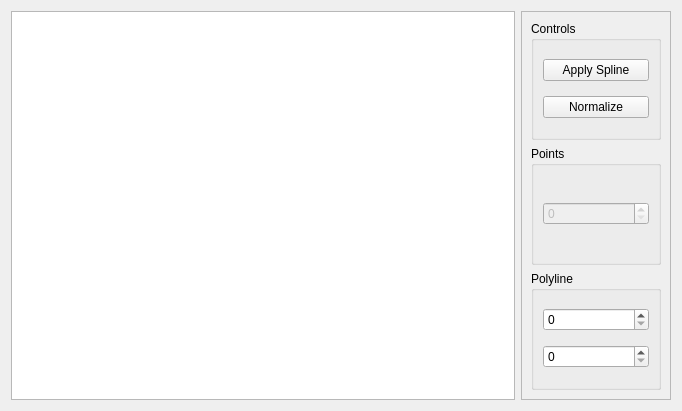
This is lib/editor/editor.ui in BigCubeCat/icg_wireframe as Qt 5 draws it before an edit. The edited form follows.
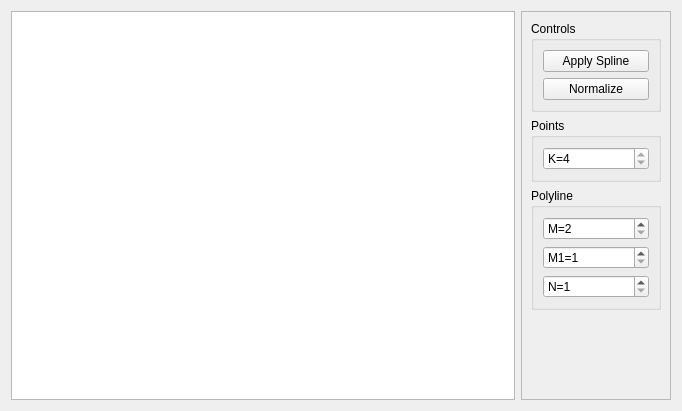
This is the edited form. Icons and pictures are not drawn.

Commit message: fix(editor): исправил редактор

What changed in the file:
```diff
--- a/lib/editor/editor.ui
+++ b/lib/editor/editor.ui
@@ -45,8 +45,8 @@
        <rect>
         <x>0</x>
         <y>0</y>
-        <width>150</width>
-        <height>399</height>
+        <width>158</width>
+        <height>395</height>
        </rect>
       </property>
       <property name="minimumSize">
@@ -58,6 +58,12 @@
       <layout class="QVBoxLayout" name="verticalLayout">
        <item>
         <widget class="QGroupBox" name="groupControls">
+         <property name="sizePolicy">
+          <sizepolicy hsizetype="Preferred" vsizetype="Maximum">
+           <horstretch>0</horstretch>
+           <verstretch>0</verstretch>
+          </sizepolicy>
+         </property>
          <property name="title">
           <string>Controls</string>
          </property>
@@ -91,15 +97,45 @@
        </item>
        <item>
         <widget class="QGroupBox" name="groupPoints">
+         <property name="sizePolicy">
+          <sizepolicy hsizetype="Preferred" vsizetype="Maximum">
+           <horstretch>0</horstretch>
+           <verstretch>0</verstretch>
+          </sizepolicy>
+         </property>
          <property name="title">
           <string>Points</string>
          </property>
          <layout class="QVBoxLayout" name="verticalLayout_4">
           <item>
-           <widget class="QSpinBox" name="spinBox">
-            <property name="enabled">
+           <widget class="QSpinBox" name="kSpinBox">
+            <property name="sizePolicy">
+             <sizepolicy hsizetype="Expanding" vsizetype="Fixed">
+              <horstretch>0</horstretch>
+              <verstretch>0</verstretch>
+             </sizepolicy>
+            </property>
+            <property name="wrapping">
              <bool>false</bool>
             </property>
+            <property name="frame">
+             <bool>true</bool>
+            </property>
+            <property name="alignment">
+             <set>Qt::AlignmentFlag::AlignLeading|Qt::AlignmentFlag::AlignLeft|Qt::AlignmentFlag::AlignVCenter</set>
+            </property>
+            <property name="readOnly">
+             <bool>true</bool>
+            </property>
+            <property name="prefix">
+             <string>K=</string>
+            </property>
+            <property name="minimum">
+             <number>4</number>
+            </property>
+            <property name="maximum">
+             <number>1000</number>
+            </property>
            </widget>
           </item>
          </layout>
@@ -107,27 +143,104 @@
        </item>
        <item>
         <widget class="QGroupBox" name="groupPolyline">
+         <property name="sizePolicy">
+          <sizepolicy hsizetype="Preferred" vsizetype="Maximum">
+           <horstretch>0</horstretch>
+           <verstretch>0</verstretch>
+          </sizepolicy>
+         </property>
          <property name="title">
           <string>Polyline</string>
          </property>
          <layout class="QVBoxLayout" name="verticalLayout_3">
           <item>
            <widget class="QSpinBox" name="mSpinBox">
+            <property name="sizePolicy">
+             <sizepolicy hsizetype="Expanding" vsizetype="Fixed">
+              <horstretch>0</horstretch>
+              <verstretch>0</verstretch>
+             </sizepolicy>
+            </property>
             <property name="toolTip">
              <string>count points</string>
             </property>
+            <property name="wrapping">
+             <bool>false</bool>
+            </property>
+            <property name="frame">
+             <bool>true</bool>
+            </property>
+            <property name="prefix">
+             <string>M=</string>
+            </property>
+            <property name="minimum">
+             <number>2</number>
+            </property>
+            <property name="maximum">
+             <number>1000</number>
+            </property>
+           </widget>
+          </item>
+          <item>
+           <widget class="QSpinBox" name="m1SpinBox">
+            <property name="sizePolicy">
+             <sizepolicy hsizetype="Expanding" vsizetype="Fixed">
+              <horstretch>0</horstretch>
+              <verstretch>0</verstretch>
+             </sizepolicy>
+            </property>
+            <property name="suffix">
+             <string/>
+            </property>
+            <property name="prefix">
+             <string>M1=</string>
+            </property>
+            <property name="minimum">
+             <number>1</number>
+            </property>
+            <property name="maximum">
+             <number>1000</number>
+            </property>
            </widget>
           </item>
           <item>
            <widget class="QSpinBox" name="nSpinBox">
+            <property name="sizePolicy">
+             <sizepolicy hsizetype="Expanding" vsizetype="Fixed">
+              <horstretch>0</horstretch>
+              <verstretch>0</verstretch>
+             </sizepolicy>
+            </property>
             <property name="toolTip">
              <string>count edges between 2 points</string>
             </property>
+            <property name="prefix">
+             <string>N=</string>
+            </property>
+            <property name="minimum">
+             <number>1</number>
+            </property>
+            <property name="maximum">
+             <number>1000</number>
+            </property>
            </widget>
           </item>
          </layout>
         </widget>
        </item>
+       <item>
+        <spacer name="verticalSpacer">
+         <property name="orientation">
+          <enum>Qt::Orientation::Vertical</enum>
+         </property>
+         <property name="sizeHint" stdset="0">
+          <size>
+           <width>20</width>
+           <height>40</height>
+          </size>
+         </property>
+        </spacer>
+       </item>
       </layout>
      </widget>
     </widget>
```
The commit also changes 9 other files.
